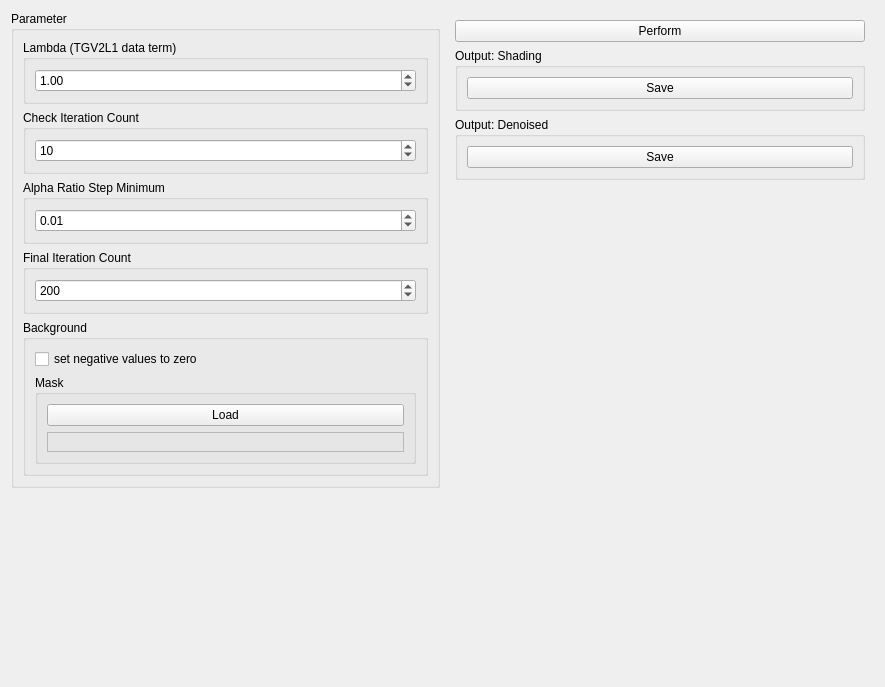
Qt form source/modules/tgv_non_parametric_deshade/TGVNonParametricDeshadeWidget.ui (josefkoller/ambient_image_processor) before a commit.
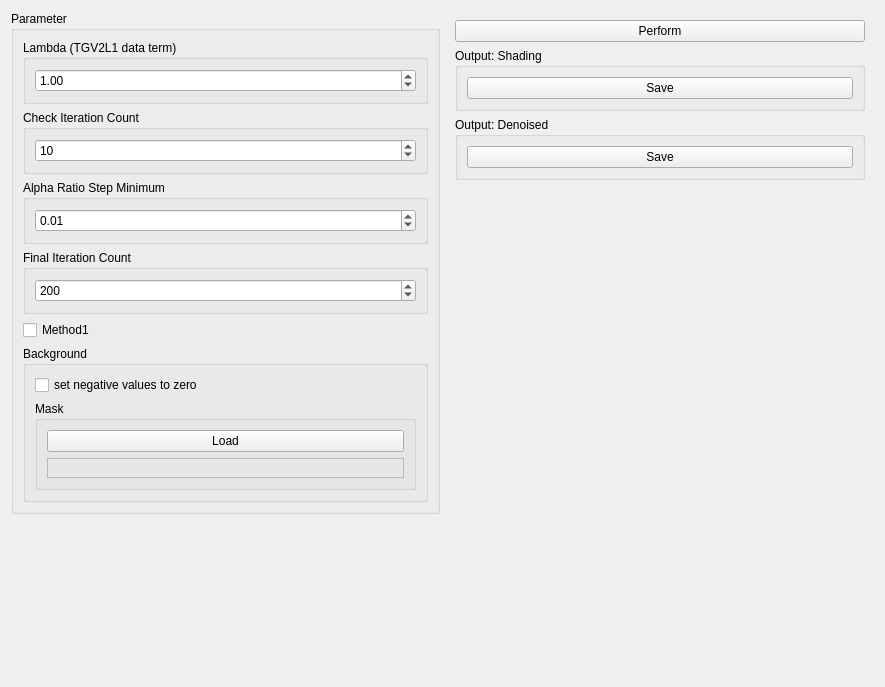
The same form after that commit.

The edit to the form file:
```diff
--- a/source/modules/tgv_non_parametric_deshade/TGVNonParametricDeshadeWidget.ui
+++ b/source/modules/tgv_non_parametric_deshade/TGVNonParametricDeshadeWidget.ui
@@ -108,6 +108,13 @@
         </layout>
        </widget>
       </item>
+      <item>
+       <widget class="QCheckBox" name="method1_checkbox">
+        <property name="text">
+         <string>Method1</string>
+        </property>
+       </widget>
+      </item>
       <item>
        <widget class="QGroupBox" name="groupBox_6">
         <property name="title">
```
Left out of the diff: 2 changed lines with no effect on the pictures.
